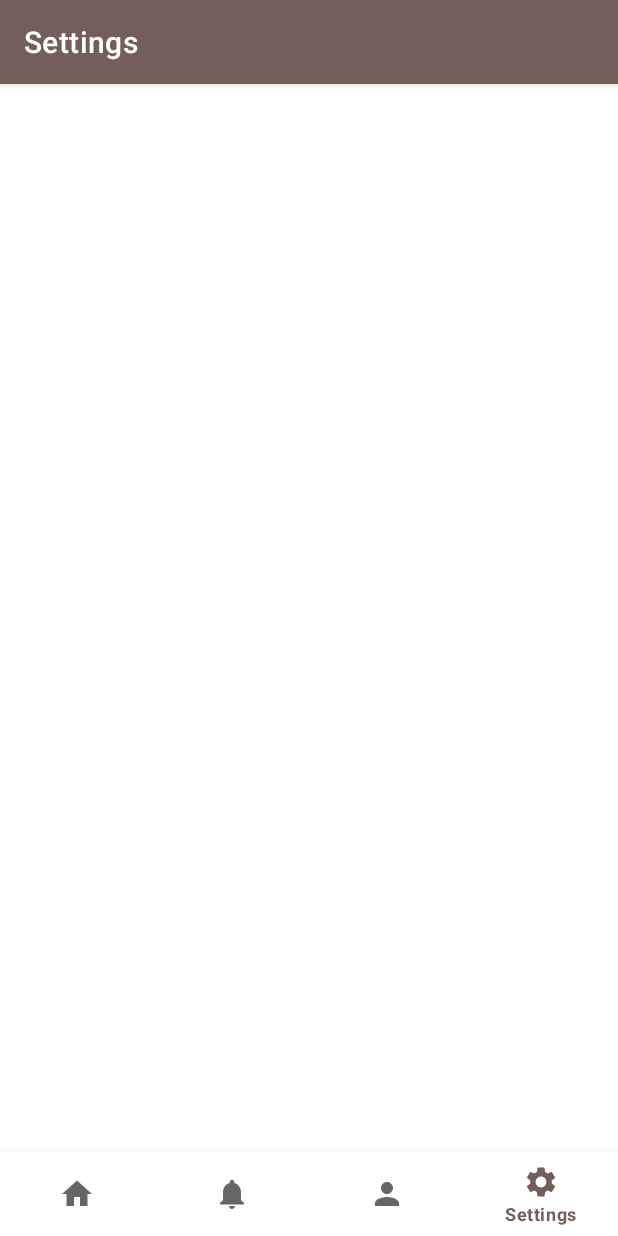
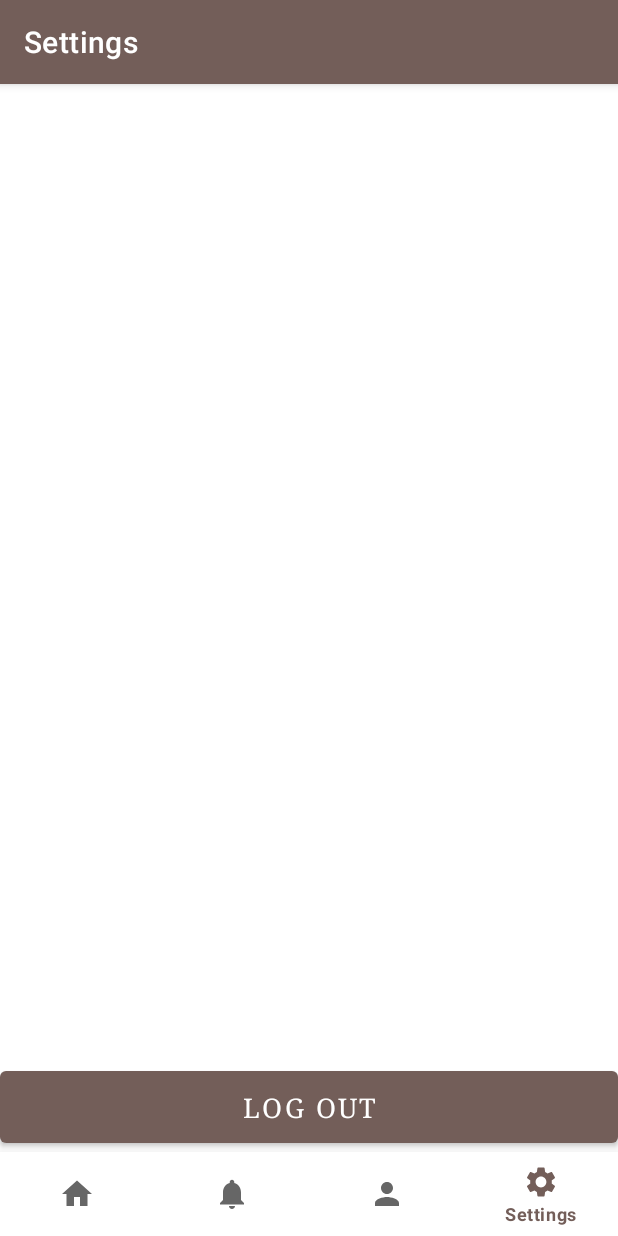
Before and after one commit to ongyijie/CargoLiteAssignment, an Android app: the SettingsFragment screen opened through its navigation route, on a phone screen of 412 x 824 dp. Run offline under Robolectric (Android 15) with nearby library versions, the phone set to English and light mode, and no system bars; our stand-ins replace navigation-ui.

Commit message:
26/11 1.15pm logout done (alert dialog not yet)

```diff
--- a/app/src/main/java/my/edu/tarc/cargolite/ui/home/HomeFragment.kt
+++ b/app/src/main/java/my/edu/tarc/cargolite/ui/home/HomeFragment.kt
@@ -32,7 +32,6 @@ class HomeFragment : Fragment() {
         homeViewModel.text.observe(viewLifecycleOwner, Observer {
             textView.text = it
         })
-
         val cardViewScanner: CardView = root.findViewById(R.id.cardViewScanner)
         val cardViewProducts: CardView = root.findViewById((R.id.cardViewProducts))
         cardViewScanner.setOnClickListener(clickListener)
--- a/app/src/main/java/my/edu/tarc/cargolite/ui/settings/SettingsFragment.kt
+++ b/app/src/main/java/my/edu/tarc/cargolite/ui/settings/SettingsFragment.kt
@@ -1,13 +1,16 @@
 package my.edu.tarc.cargolite.ui.settings
 
+import android.content.Intent
 import android.os.Bundle
 import android.view.LayoutInflater
 import android.view.View
 import android.view.ViewGroup
+import android.widget.Button
 import android.widget.TextView
 import androidx.fragment.app.Fragment
 import androidx.lifecycle.Observer
 import androidx.lifecycle.ViewModelProvider
+import my.edu.tarc.cargolite.Login
 import my.edu.tarc.cargolite.R
 
 class SettingsFragment: Fragment() {
@@ -25,6 +28,13 @@ class SettingsFragment: Fragment() {
         settingsViewModel.text.observe(viewLifecycleOwner, Observer {
             textView.text = it
         })
+
+        val buttonLogout: Button = root.findViewById(R.id.buttonLogout)
+        buttonLogout.setOnClickListener {
+            val intentLogin = Intent(this@SettingsFragment.context, Login::class.java)
+            intentLogin.flags = Intent.FLAG_ACTIVITY_NEW_TASK or Intent.FLAG_ACTIVITY_CLEAR_TASK    //Prevent back button after logout
+            startActivity(intentLogin)
+        }
         return root
     }
 }
--- a/app/src/main/java/my/edu/tarc/cargolite/ui/settings/SettingsViewModel.kt
+++ b/app/src/main/java/my/edu/tarc/cargolite/ui/settings/SettingsViewModel.kt
@@ -6,7 +6,7 @@ import androidx.lifecycle.ViewModel
 
 class SettingsViewModel: ViewModel() {
     private val _text = MutableLiveData<String>().apply {
-        //value = "This is settings Fragment"
+        //value = ""
     }
     val text: LiveData<String> = _text
 }
--- a/app/src/main/res/layout/activity_products.xml
+++ b/app/src/main/res/layout/activity_products.xml
@@ -32,5 +32,4 @@
         app:layout_constraintRight_toRightOf="parent"
         app:layout_constraintTop_toBottomOf="parent"
         tools:listitem="@layout/product_list" />
-
 </androidx.constraintlayout.widget.ConstraintLayout>
--- a/app/src/main/res/layout/fragment_settings.xml
+++ b/app/src/main/res/layout/fragment_settings.xml
@@ -1,9 +1,10 @@
 <?xml version="1.0" encoding="utf-8"?>
 <androidx.constraintlayout.widget.ConstraintLayout xmlns:android="http://schemas.android.com/apk/res/android"
+    xmlns:app="http://schemas.android.com/apk/res-auto"
     xmlns:tools="http://schemas.android.com/tools"
     android:layout_width="match_parent"
     android:layout_height="match_parent"
-    xmlns:app="http://schemas.android.com/apk/res-auto"
+    android:layout_marginBottom="?attr/actionBarSize"
     tools:context=".ui.profile.ProfileFragment">
 
     <TextView
@@ -17,6 +18,20 @@
         android:textSize="20sp"
         app:layout_constraintBottom_toBottomOf="parent"
         app:layout_constraintEnd_toEndOf="parent"
+        app:layout_constraintHorizontal_bias="0.0"
         app:layout_constraintStart_toStartOf="parent"
-        app:layout_constraintTop_toTopOf="parent" />
+        app:layout_constraintTop_toTopOf="parent"
+        app:layout_constraintVertical_bias="0.0" />
+
+    <Button
+        android:id="@+id/buttonLogout"
+        android:layout_width="match_parent"
+        android:layout_height="60dp"
+        android:fontFamily="serif"
+        android:text="@string/logout"
+        android:textSize="18sp"
+        app:layout_constraintBottom_toBottomOf="parent"
+        app:layout_constraintEnd_toEndOf="parent"
+        app:layout_constraintStart_toStartOf="parent" />
+
 </androidx.constraintlayout.widget.ConstraintLayout>
--- a/app/src/main/res/values/strings.xml
+++ b/app/src/main/res/values/strings.xml
@@ -34,4 +34,5 @@
     <string name="position">Position</string>
     <string name="edit_profile">Edit profile</string>
     <string name="error_value_required">Value required</string>
+    <string name="logout">Log Out</string>
 </resources>
```
